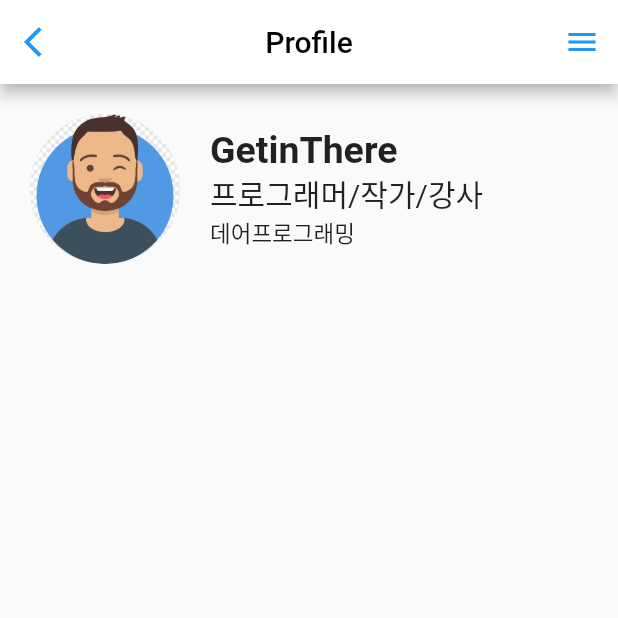
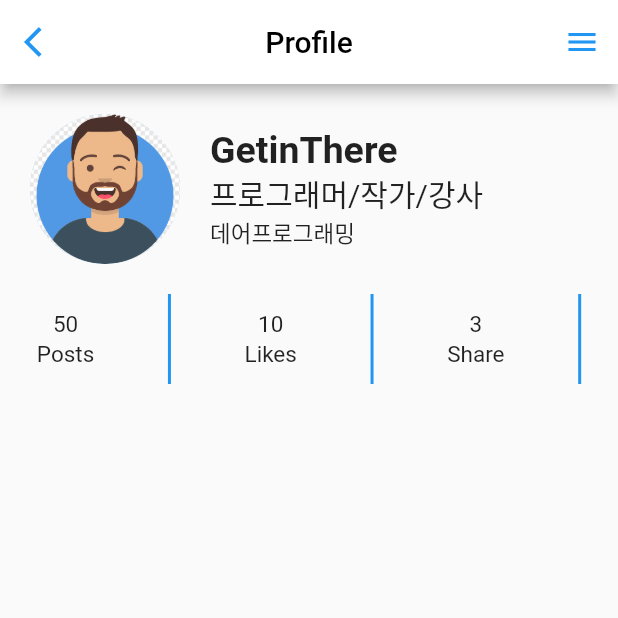
Before and after one commit to KIMINJOONG/flutter_profile, a Flutter app: the screen it shows after launch, on a phone screen of 412 x 824 dp, the top half of it. Run offline on Flutter 3.47's test engine with Material 2 defaults, Android fonts, the phone set to English and light mode, and no system bars.

Commit message:
make line with container and using spaceAround

```diff
--- a/lib/components/profile_count_info.dart
+++ b/lib/components/profile_count_info.dart
@@ -5,6 +5,7 @@ class ProfileCountInfo extends StatelessWidget {
   @override
   Widget build(BuildContext context) {
     return Row(
+      mainAxisAlignment: MainAxisAlignment.spaceAround,
       children: [
         _buildInfo("50", "Posts"),
         _buildLine(),
@@ -17,10 +18,26 @@ class ProfileCountInfo extends StatelessWidget {
   }
 
   Widget _buildInfo(String count, String title) {
-    return SizedBox();
+    return Column(
+      children: [
+        Text(
+          count,
+          style: TextStyle(fontSize: 15)
+        ),
+        SizedBox(height: 2),
+        Text(
+            title,
+            style: TextStyle(fontSize: 15)
+        ),
+      ],
+    );
   }
 
   Widget _buildLine() {
-    return SizedBox();
+    return Container(
+      color: Colors.blue,
+      width: 2,
+      height: 60,
+    );
   }
 }
```
